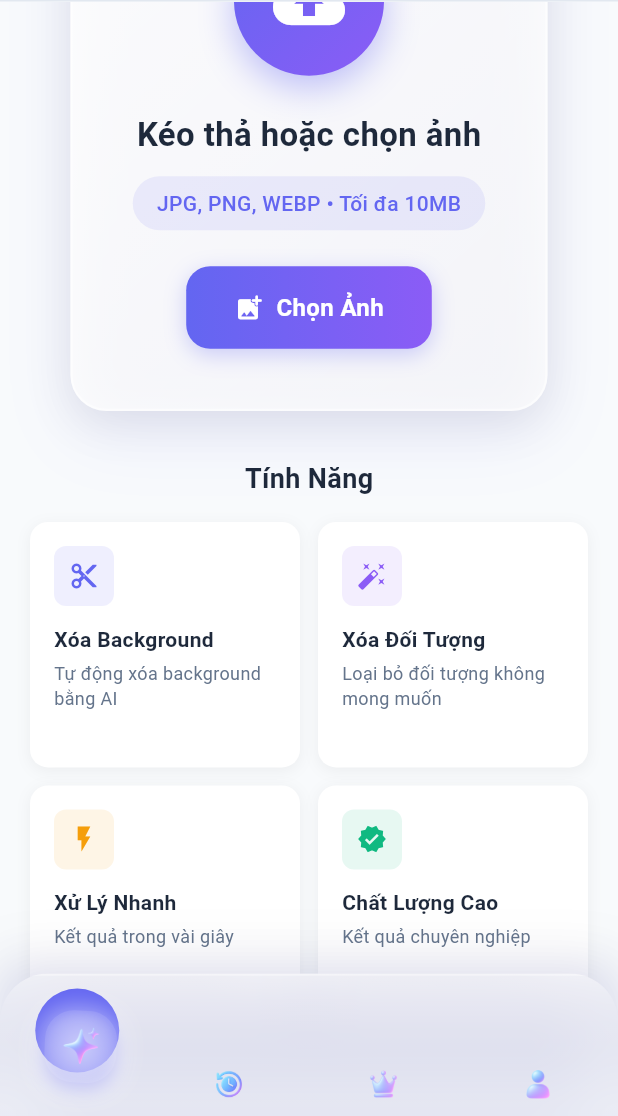
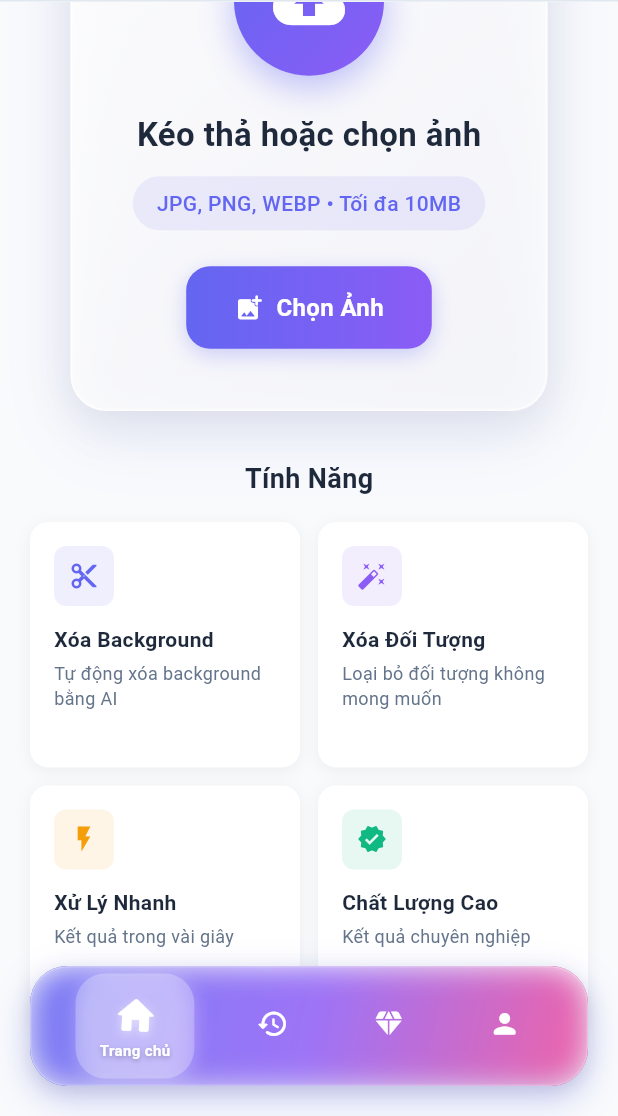
Before and after one commit to danhtrinhdevelopermay/MagicBSA-Mobile, a Flutter app: the screen it shows after launch, scrolled down 576 dp, on a phone screen of 412 x 824 dp, the part 120-1236 px from its top. Run offline on Flutter 3.47's test engine with Material 3 defaults, Android fonts, the phone set to English and light mode, and no system bars; drawn by our look-alikes of curved_navigation_bar; our stand-ins replace audioplayers, dio, flutter_spinkit, image_picker, permission_handler, share_plus and 1 more; missing offline and left inert: onesignal_flutter; statements that could not run were skipped.

Commit message:
Modernize bottom navigation bar with floating design and visual enhancements
Refactors the bottom navigation bar in main_screen.dart using glassmorphism and animations.

Replit-Commit-Author: Agent
Replit-Commit-Session-Id: 07af9213-31c9-40f5-92ca-02ad79cf8833
Replit-Commit-Checkpoint-Type: full_checkpoint

```diff
--- a/ai_image_editor_flutter/lib/screens/main_screen.dart
+++ b/ai_image_editor_flutter/lib/screens/main_screen.dart
@@ -256,64 +256,50 @@ class _MainScreenState extends State<MainScreen> {
 
   Widget _buildModernBottomNavigation() {
     return Container(
-      height: 95, // Increased total container height
+      margin: const EdgeInsets.all(20),
+        height: 80,
         decoration: BoxDecoration(
+          gradient: const LinearGradient(
+            colors: [
+              Color(0xFF6366f1),
+              Color(0xFF8b5cf6),
+              Color(0xFFec4899),
+            ],
+            begin: Alignment.topLeft,
+            end: Alignment.bottomRight,
+          ),
+          borderRadius: BorderRadius.circular(25),
           boxShadow: [
             BoxShadow(
-            color: Colors.black.withOpacity(0.08),
-            blurRadius: 32,
-            offset: const Offset(0, -8),
-            spreadRadius: 0,
+              color: const Color(0xFF6366f1).withOpacity(0.3),
+              blurRadius: 20,
+              offset: const Offset(0, 8),
             ),
             BoxShadow(
-            color: const Color(0xFF6366f1).withOpacity(0.12),
-            blurRadius: 24,
-            offset: const Offset(0, -4),
-            spreadRadius: -2,
+              color: Colors.black.withOpacity(0.1),
+              blurRadius: 10,
+              offset: const Offset(0, 4),
             ),
           ],
         ),
         child: ClipRRect(
-        borderRadius: const BorderRadius.vertical(top: Radius.circular(32)),
+          borderRadius: BorderRadius.circular(25),
           child: BackdropFilter(
-          filter: ImageFilter.blur(sigmaX: 20, sigmaY: 20),
+            filter: ImageFilter.blur(sigmaX: 10, sigmaY: 10),
             child: Container(
               decoration: BoxDecoration(
-              gradient: LinearGradient(
-                begin: Alignment.topCenter,
-                end: Alignment.bottomCenter,
-                colors: [
-                  Colors.white.withOpacity(0.3),
-                  Colors.white.withOpacity(0.2),
-                  Colors.white.withOpacity(0.15),
-                ],
-                stops: const [0.0, 0.5, 1.0],
-              ),
-              border: Border(
-                top: BorderSide(
-                  color: Colors.white.withOpacity(0.4),
-                  width: 1.5,
+                color: Colors.white.withOpacity(0.15),
+                borderRadius: BorderRadius.circular(25),
+                border: Border.all(
+                  color: Colors.white.withOpacity(0.2),
+                  width: 1,
                 ),
               ),
-            ),
-            child: Padding(
-              padding: const EdgeInsets.only(top: 12), // Add top padding to create space
-              child: CurvedNavigationBar(
-              index: _currentIndex,
-              height: 60, // Reduced height to create space above
-              items: [
-                _buildCustomNavIcon('assets/icons/navigation/home.png', 0),
-                _buildCustomNavIcon('assets/icons/navigation/history.png', 1),
-                _buildCustomNavIcon('assets/icons/navigation/premium.png', 2),
-                _buildCustomNavIcon('assets/icons/navigation/profile.png', 3),
-              ],
-              color: Colors.transparent,
-              buttonBackgroundColor: const Color(0xFF6366f1),
-              backgroundColor: Colors.transparent,
-              animationCurve: Curves.easeInOutCubic,
-              animationDuration: const Duration(milliseconds: 700),
-              letIndexChange: (index) => true,
-              onTap: _onTabTapped,
+              child: Row(
+                mainAxisAlignment: MainAxisAlignment.spaceEvenly,
+                children: List.generate(4, (index) {
+                  return _buildNavItem(index);
+                }),
               ),
             ),
           ),
@@ -322,70 +308,97 @@ class _MainScreenState extends State<MainScreen> {
     );
   }
 
-  Widget _buildCustomNavIcon(String iconPath, int index) {
+  Widget _buildNavItem(int index) {
     final isActive = _currentIndex == index;
-    return AnimatedContainer(
-      duration: const Duration(milliseconds: 300),
-      curve: Curves.easeInOutBack,
-      transform: Matrix4.identity()
-        ..scale(isActive ? 1.2 : 0.9)
-        ..rotateZ(isActive ? 0.05 : 0.0),
-      child: AnimatedSwitcher(
-        duration: const Duration(milliseconds: 500),
-        switchInCurve: Curves.elasticOut,
-        switchOutCurve: Curves.easeInBack,
-        transitionBuilder: (child, animation) {
-          return FadeTransition(
-            opacity: animation,
-            child: ScaleTransition(
-              scale: animation,
-              child: RotationTransition(
-                turns: Tween<double>(begin: 0.1, end: 0.0).animate(animation),
-                child: child,
+    final icons = [
+      Icons.home_rounded,
+      Icons.history_rounded,
+      Icons.diamond_rounded,
+      Icons.person_rounded,
+    ];
+    final labels = ['Trang chủ', 'Lịch sử', 'Premium', 'Hồ sơ'];
+
+    return GestureDetector(
+      onTap: () => _onTabTapped(index),
+      child: AnimatedContainer(
+        duration: const Duration(milliseconds: 400),
+        curve: Curves.elasticOut,
+        padding: EdgeInsets.symmetric(
+          horizontal: isActive ? 16 : 12,
+          vertical: 12,
         ),
-            ),
-          );
-        },
-        child: Container(
-          key: ValueKey('$index-$isActive'),
-          margin: const EdgeInsets.only(top: 8), // Add top margin to push circle down
-          padding: const EdgeInsets.all(4),
         decoration: isActive
             ? BoxDecoration(
-                  borderRadius: BorderRadius.circular(16),
-                  gradient: RadialGradient(
-                    colors: [
-                      Colors.white.withOpacity(0.4),
-                      Colors.white.withOpacity(0.1),
-                    ],
-                    stops: const [0.0, 1.0],
-                  ),
+                borderRadius: BorderRadius.circular(20),
+                color: Colors.white.withOpacity(0.25),
                 boxShadow: [
                   BoxShadow(
-                      color: Colors.white.withOpacity(0.6),
-                      blurRadius: 12,
+                    color: Colors.white.withOpacity(0.3),
+                    blurRadius: 10,
                     offset: const Offset(0, 2),
-                      spreadRadius: 2,
-                    ),
-                    BoxShadow(
-                      color: const Color(0xFF6366f1).withOpacity(0.3),
-                      blurRadius: 8,
-                      offset: const Offset(0, 4),
-                      spreadRadius: 0,
                   ),
                 ],
               )
             : null,
-          child: Image.asset(
-            iconPath,
-            width: isActive ? 32 : 28,
-            height: isActive ? 32 : 28,
-            fit: BoxFit.contain,
+        child: Column(
+          mainAxisSize: MainAxisSize.min,
+          children: [
+            AnimatedContainer(
+              duration: const Duration(milliseconds: 300),
+              transform: Matrix4.identity()
+                ..scale(isActive ? 1.1 : 0.9)
+                ..rotateZ(isActive ? 0.05 : 0.0),
+              child: Icon(
+                icons[index],
+                color: Colors.white,
+                size: isActive ? 28 : 24,
+                shadows: isActive
+                    ? [
+                        Shadow(
+                          color: Colors.white.withOpacity(0.5),
+                          blurRadius: 8,
+                          offset: const Offset(0, 2),
                         ),
+                      ]
+                    : null,
+              ),
+            ),
+            if (isActive) ...[
+              const SizedBox(height: 4),
+              AnimatedOpacity(
+                duration: const Duration(milliseconds: 300),
+                opacity: isActive ? 1.0 : 0.0,
+                child: Text(
+                  labels[index],
+                  style: const TextStyle(
+                    color: Colors.white,
+                    fontSize: 10,
+                    fontWeight: FontWeight.w600,
+                    shadows: [
+                      Shadow(
+                        color: Colors.black26,
+                        blurRadius: 4,
+                        offset: Offset(0, 1),
+                      ),
+                    ],
+                  ),
+                ),
+              ),
+            ],
+          ],
         ),
       ),
     );
   }
 
-
+  void _onTabTapped(int index) {
+    setState(() {
+      _currentIndex = index;
+    });
+    _pageController.animateToPage(
+      index,
+      duration: const Duration(milliseconds: 400),
+      curve: Curves.easeInOutCubic,
+    );
   }
+}
```
Also changed, not shown: 1 other file. Lines whose indentation alone changed are shown as unchanged.
